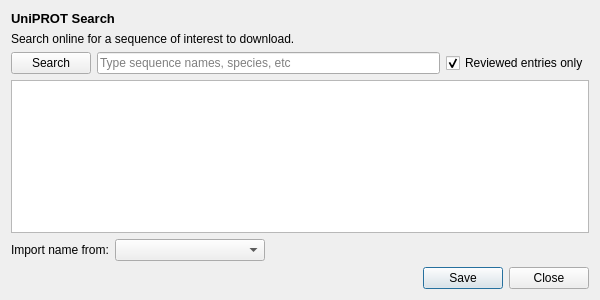
The window that src/linnaeo/searchuniprot.ui (beowulfey/Linnaeo) describes before a commit, drawn with Qt 5.
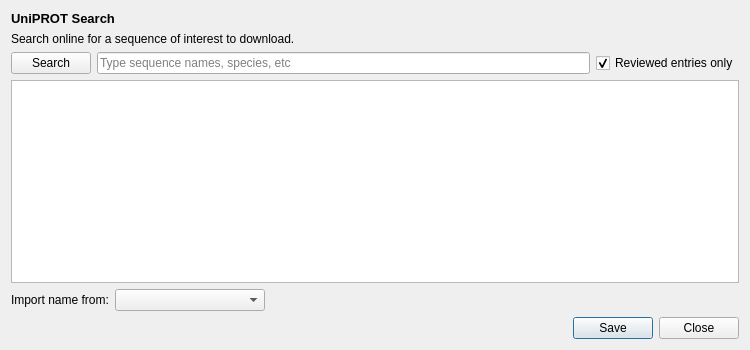
The same window after the commit.

The edit to the form file:
```diff
--- a/src/linnaeo/searchuniprot.ui
+++ b/src/linnaeo/searchuniprot.ui
@@ -6,8 +6,8 @@
    <rect>
     <x>0</x>
     <y>0</y>
-    <width>600</width>
-    <height>300</height>
+    <width>750</width>
+    <height>350</height>
    </rect>
   </property>
   <property name="minimumSize">
@@ -16,6 +16,13 @@
     <height>0</height>
    </size>
   </property>
+  <property name="font">
+   <font>
+    <family>Arial</family>
+    <pointsize>9</pointsize>
+    <stylestrategy>PreferAntialias</stylestrategy>
+   </font>
+  </property>
   <property name="windowTitle">
    <string>Dialog</string>
   </property>
@@ -24,9 +31,11 @@
     <widget class="QLabel" name="label">
      <property name="font">
       <font>
+       <family>Arial</family>
        <pointsize>10</pointsize>
        <weight>75</weight>
        <bold>true</bold>
+       <stylestrategy>PreferAntialias</stylestrategy>
       </font>
      </property>
      <property name="text">
```
